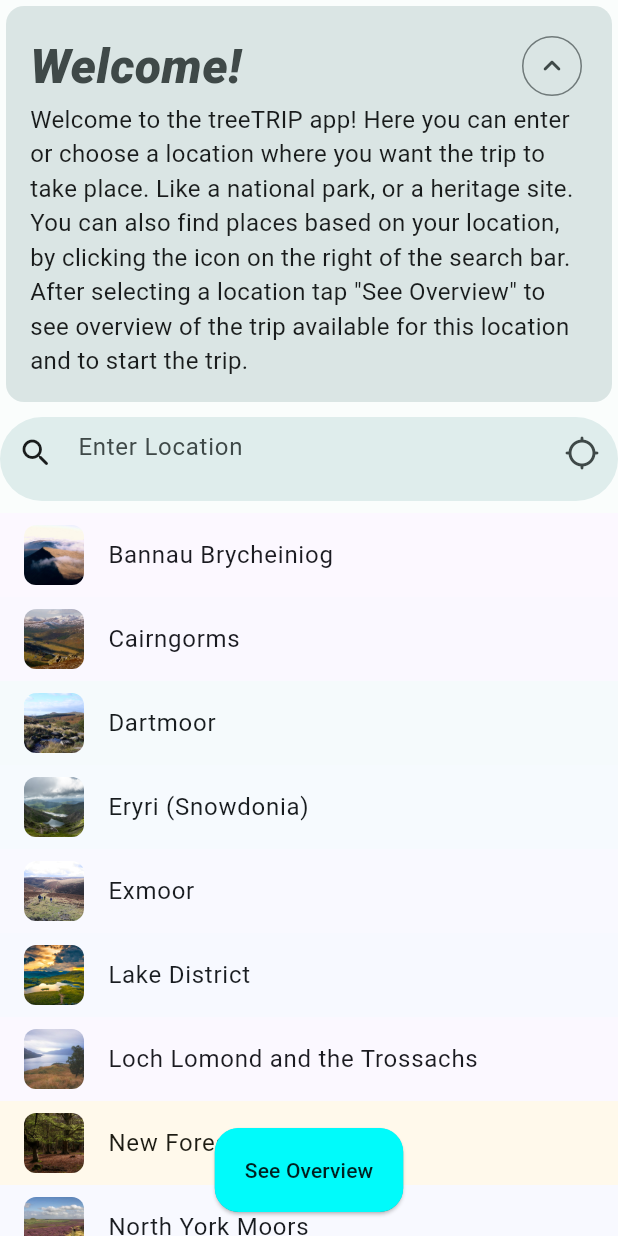
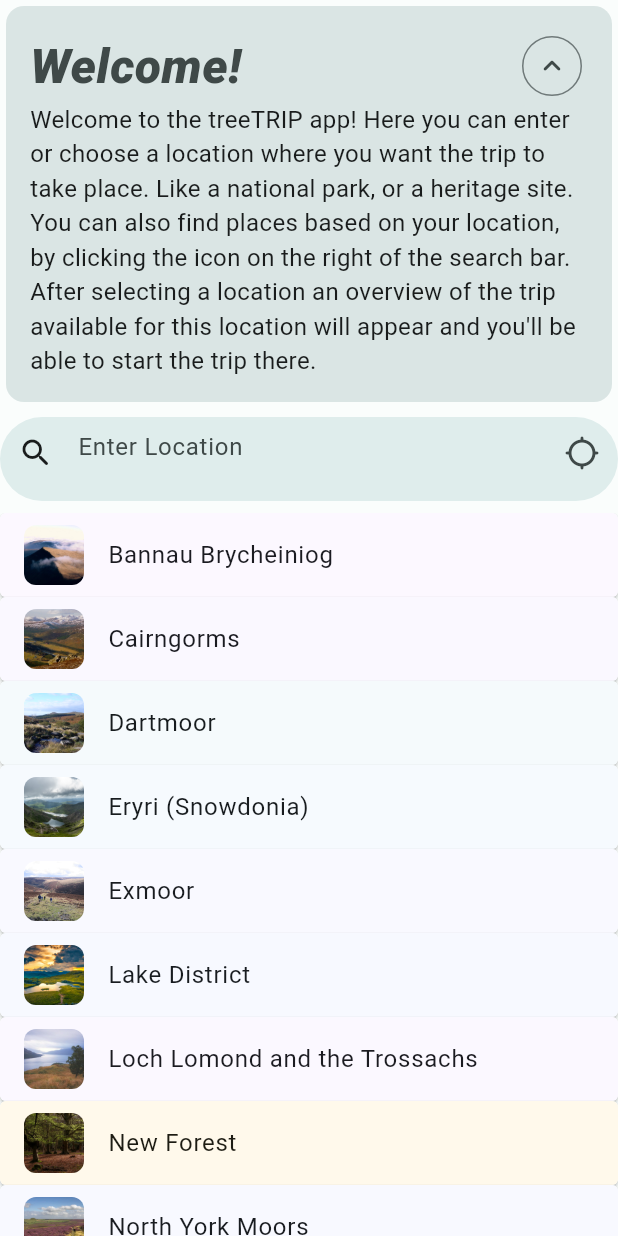
Before and after one commit to moramento22/KV6003-individual-project, a Flutter app: the screen it shows after launch, after a tap on the "expand more" icon, on a phone screen of 412 x 824 dp. Run offline on Flutter 3.47's test engine with Material 2 defaults, Android fonts, the phone set to English and light mode, and no system bars; our stand-ins replace google_fonts, image_picker; missing offline and left inert: google_mlkit_image_labeling.

Commit message:
Added final elements of the app and changed some of the structure.

```diff
--- a/kv6003/lib/main.dart
+++ b/kv6003/lib/main.dart
@@ -31,7 +31,7 @@ class SearchPage extends StatefulWidget {
 }
 
 class _SearchPageState extends State<SearchPage> {
-  int _selectedIndex = -1;
+  int _selectedIndex = 0;
 
   @override
   Widget build(BuildContext context) {
@@ -51,16 +51,6 @@ class _SearchPageState extends State<SearchPage> {
           systemNavigationBarIconBrightness: Brightness.dark,
           statusBarIconBrightness: Brightness.dark));
     }
-
-    var selectParkSnackbar = SnackBar(
-        content: const Text(
-            'Please select a location first, before clicking "See Overview".'),
-        action: SnackBarAction(
-          label: 'Close',
-          onPressed: () {
-            ScaffoldMessenger.of(context).clearSnackBars();
-          },
-        ));
 
     return Scaffold(
       extendBodyBehindAppBar: true,
@@ -100,29 +90,29 @@ class _SearchPageState extends State<SearchPage> {
           Expanded(
               child: Material(
             child: ListView.builder(
-                itemCount: 16,
+                itemCount: 15,
                 itemBuilder: (BuildContext context, int index) {
-                  if (index == 15) {
-                    return const SizedBox(
-                      height: 64,
-                    );
-                  }
+                  return OpenContainer(
+                    transitionDuration: const Duration(milliseconds: 500),
+                      openBuilder: (context, close) {
+                        return OverviewPage(selectedIndex: _selectedIndex, isDarkMode: isDarkMode);
+                      },
+                      openColor: isDarkMode ? ColorScheme.fromSeed(seedColor: parks[_selectedIndex].color, brightness: Brightness.dark).background : ColorScheme.fromSeed(seedColor: parks[_selectedIndex].color).background,
+                      closedColor: Theme.of(context).colorScheme.background,
+                      closedBuilder: (context, open) {
                         return ListTile(
-                      tileColor: ColorScheme.fromSeed(
-                              brightness: isDarkMode ? Brightness.dark : Brightness.light,
+                          tileColor: ColorScheme
+                              .fromSeed(
+                              brightness: isDarkMode
+                                  ? Brightness.dark
+                                  : Brightness.light,
                               seedColor: parks[index].color)
                               .surface,
-                      textColor: ColorScheme.fromSeed(
-                              brightness: isDarkMode ? Brightness.dark : Brightness.light,
-                              seedColor: parks[index].color)
-                          .onSurface,
-                      selectedTileColor: ColorScheme.fromSeed(
-                              brightness: isDarkMode ? Brightness.dark : Brightness.light,
-                              seedColor: parks[index].color)
-                          .onSurface
-                          .withOpacity(0.12),
-                      selectedColor: ColorScheme.fromSeed(
-                              brightness: isDarkMode ? Brightness.dark : Brightness.light,
+                          textColor: ColorScheme
+                              .fromSeed(
+                              brightness: isDarkMode
+                                  ? Brightness.dark
+                                  : Brightness.light,
                               seedColor: parks[index].color)
                               .onSurface,
                           title: Text(parks[index].name),
@@ -134,37 +124,17 @@ class _SearchPageState extends State<SearchPage> {
                                 height: 40,
                                 width: 40,
                               )),
-                      selected: index == _selectedIndex,
                           onTap: () {
                             setState(() {
                               _selectedIndex = index;
                             });
+                            open();
                           },
                         );
-                }),
-          ))
-        ]),
+                      });
+                }))
+          )]),
       ),
-      floatingActionButtonLocation: FloatingActionButtonLocation.centerFloat,
-      floatingActionButton: OpenContainer(
-          closedBuilder: (context, open) {
-            return FloatingActionButton.extended(
-              onPressed: () {
-                if (_selectedIndex == -1) {
-                  ScaffoldMessenger.of(context)
-                      .showSnackBar(selectParkSnackbar);
-                } else if (_selectedIndex != -1) {
-                  open();
-                }
-              },
-              label: const Text("See Overview"),
-            );
-          },
-          closedShape:
-              RoundedRectangleBorder(borderRadius: BorderRadius.circular(16)),
-          closedColor: Theme.of(context).colorScheme.primaryContainer,
-          openColor: Theme.of(context).colorScheme.surface,
-          openBuilder: (context, close) => OverviewPage(selectedIndex: _selectedIndex, isDarkMode: isDarkMode, closePage: close)),
     );
   }
 }
@@ -252,7 +222,7 @@ class _WelcomeCardState extends State<WelcomeCard> {
                   (Text(
                       "Welcome to the treeTRIP app! Here you can enter or choose a location where you want the trip to take place. Like a national park, or a heritage site.\n"
                       "You can also find places based on your location, by clicking the icon on the right of the search bar.\n"
-                      "After selecting a location tap \"See Overview\" to see overview of the trip available for this location and to start the trip.", style: GoogleFonts.robotoFlex(
+                      "After selecting a location an overview of the trip available for this location will appear and you'll be able to start the trip there.", style: GoogleFonts.robotoFlex(
                     fontSize: Theme.of(context).textTheme.bodyLarge?.fontSize,
                   )))
               ],
--- a/kv6003/lib/overview_page.dart
+++ b/kv6003/lib/overview_page.dart
@@ -4,11 +4,10 @@ import 'package:google_fonts/google_fonts.dart';
 import 'trees_page.dart';
 
 class OverviewPage extends StatefulWidget {
-  const OverviewPage({super.key, required this.selectedIndex, required this.isDarkMode, required this.closePage});
+  const OverviewPage({super.key, required this.selectedIndex, required this.isDarkMode});
 
   final int selectedIndex;
   final bool isDarkMode;
-  final VoidCallback closePage;
 
   @override
   State<OverviewPage> createState() => _OverviewPageState();
@@ -98,7 +97,7 @@ class _OverviewPageState extends State<OverviewPage> {
                   child: Row(
                     mainAxisAlignment: MainAxisAlignment.end,
                     children: [
-                      FilledButton.tonal(onPressed: widget.closePage, child: const Text("Back")),
+                      FilledButton.tonal(onPressed: () {Navigator.pop(context);}, child: const Text("Back")),
                       const SizedBox(width: 8),
                       FilledButton.icon(onPressed: () {
                         Navigator.push(
--- a/kv6003/lib/trees.dart
+++ b/kv6003/lib/trees.dart
@@ -4,24 +4,30 @@ class Tree{
   String photo1;
   String photo2;
   String photo3;
+  bool done;
+  String tidbit;
 
-  Tree({required this.name, required this.latinName, required this.photo1, required this.photo2, required this.photo3});
+  Tree({required this.name, required this.latinName, required this.photo1, required this.photo2, required this.photo3, required this.done, required this.tidbit});
 }
 
 List<Tree> trees = [
   Tree(
       name: "Apple",
-      latinName: "malus x domestica",
+      latinName: "malus ×domestica",
       photo1: "assets/images/marek-studzinski-3D6yReT06p0-unsplash (2).jpg",
       photo2: "assets/images/pascal-debrunner-8PCdIXlz_Ko-unsplash.jpg",
-      photo3: "assets/images/aaron-blanco-tejedor-F5xZDJI2n2g-unsplash.jpg"
+      photo3: "assets/images/aaron-blanco-tejedor-F5xZDJI2n2g-unsplash.jpg",
+      done: false,
+      tidbit: "Did you know that Apple trees aren't normally cultivated from seeds? Apple growers use cuttings or grafts to grow Apple trees as trees grown from seeds wouldn't produce the same type of apples as the original tree."
   ),
   Tree(
       name: "Black Alder",
       latinName: "alnus glutinosa",
       photo1: "assets/images/20120904Alnus_glutinosa01.jpg",
       photo2: "assets/images/960px-20120904Alnus_glutinosa14.jpg",
-      photo3: "assets/images/771px-Alkottar.jpg"
+      photo3: "assets/images/771px-Alkottar.jpg",
+      done: false,
+      tidbit: "Did you know that Black Alders are able to grow in wet areas that would kill most other trees? That's because Black Alder trees live in symbiosis with a type of bacteria that converts atmospheric nitrogen into a form that the tree can use to grow."
   ),
   Tree(
     name: "European Ash",
@@ -29,19 +35,25 @@ List<Tree> trees = [
     photo1: "assets/images/480px-Le_Roeulx_AR9JPG.jpg",
     photo2: "assets/images/480px-Fraxinus_excelsior_4560.jpg",
     photo3: "assets/images/960px-Fraxinus_excelsior.jpg",
+    done: false,
+    tidbit: "Did you know that Ash trees have significance in European mythology? In Norse mythology, Yggdrasil, the world tree supporting the universe was believed to be an ash tree. In Celtic mythology it was associated with the god Lugh and was believed to protect from witches and evil spirits."
   ),
   Tree(
       name: "English Oak",
       latinName: "quercus robur",
       photo1: "assets/images/910px-Quercus_robur_in_hedge.jpg",
       photo2: "assets/images/1008px-Quercus_robur_flowers_kz01.jpg",
-      photo3: "assets/images/960px-Philbhu_P9020127_Knopper_Gall_-_Andricus_quercuscalicis.jpg"
+      photo3: "assets/images/960px-Philbhu_P9020127_Knopper_Gall_-_Andricus_quercuscalicis.jpg",
+      done: false,
+      tidbit: "Did you know that English Oaks have been part of some of the most important ships in English history? Mary Rose, King Henry VIII's warship, which sank in 1545, was made out of English Oaks. Admiral Nelson's HMS Victory, known for its role in the Battle of Trafalgar was also made out of English Oaks."
   ),
   Tree(
-      name: "Maple",
+      name: "Field Maple",
       latinName: "acer campestre",
       photo1: "assets/images/540px-Acer_campestre_006.jpg",
       photo2: "assets/images/1129px-Acer-campestre-flowers.jpg",
-      photo3: "assets/images/960px-Acer_campestre_009.jpg"
+      photo3: "assets/images/960px-Acer_campestre_009.jpg",
+      done: false,
+      tidbit: "Do you know how maple syrup is prepared? To make it, sap is collected from Maple trees in early spring, it's then boiled down to remove water. This results in a concentrated syrup that we know as maple syrup. Making maple syrup has been known for centuries in North America, but any Maple tree can be tapped for maple syrup, even the ones growing in UK."
   )
 ];
```
Also changed, not shown: kv6003/lib/tree_species_page.dart (added, +221 -0 lines), kv6003/lib/trees_page.dart (+27 -14 lines), kv6003/lib/trees_species_page.dart (deleted, +0 -153 lines). Lines whose indentation alone changed are shown as unchanged.
